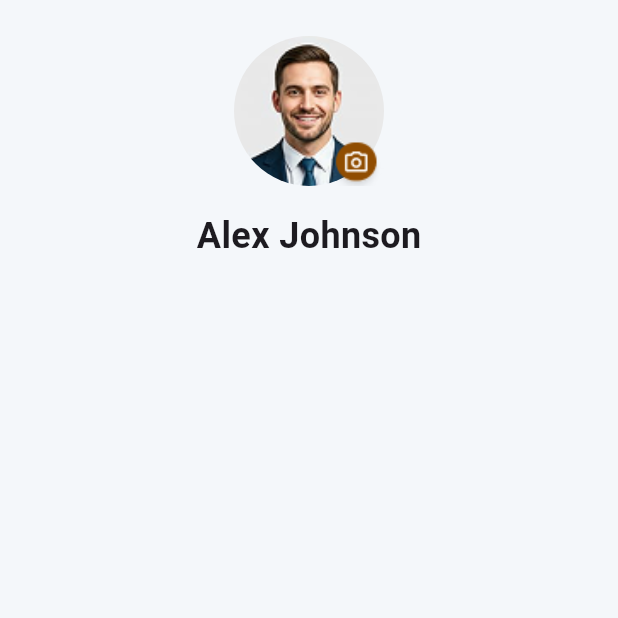
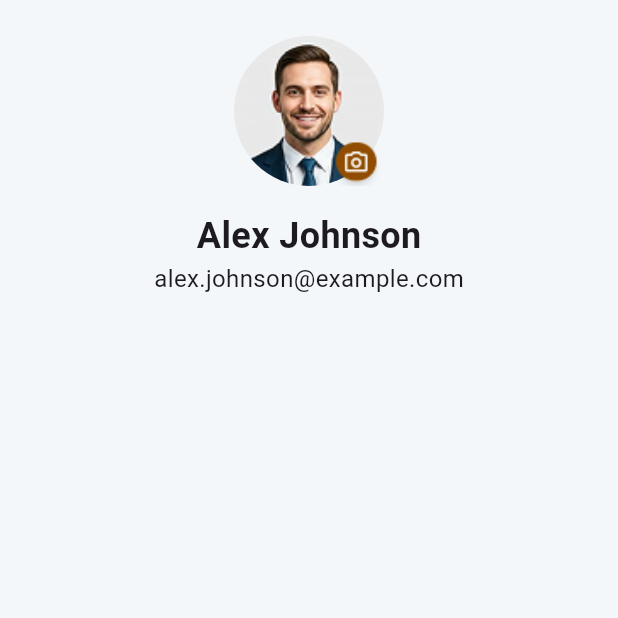
Before and after one commit to Jessetwo/vibrant_commerce, a Flutter app: the ProfilePage screen opened directly, on a phone screen of 412 x 824 dp, the top half of it. Run offline on Flutter 3.47's test engine with Material 3 defaults, Android fonts, the phone set to English and light mode, and no system bars.

Commit message:
dp added

```diff
--- a/lib/screens/main_screens/profile_page.dart
+++ b/lib/screens/main_screens/profile_page.dart
@@ -39,6 +39,11 @@ class ProfilePage extends StatelessWidget {
                   'Alex Johnson',
                   style: TextStyle(fontWeight: FontWeight.bold, fontSize: 24),
                 ),
+
+                Text(
+                  'alex.johnson@example.com',
+                  style: TextStyle(fontSize: 16),
+                ),
               ],
             ),
           ),
```
